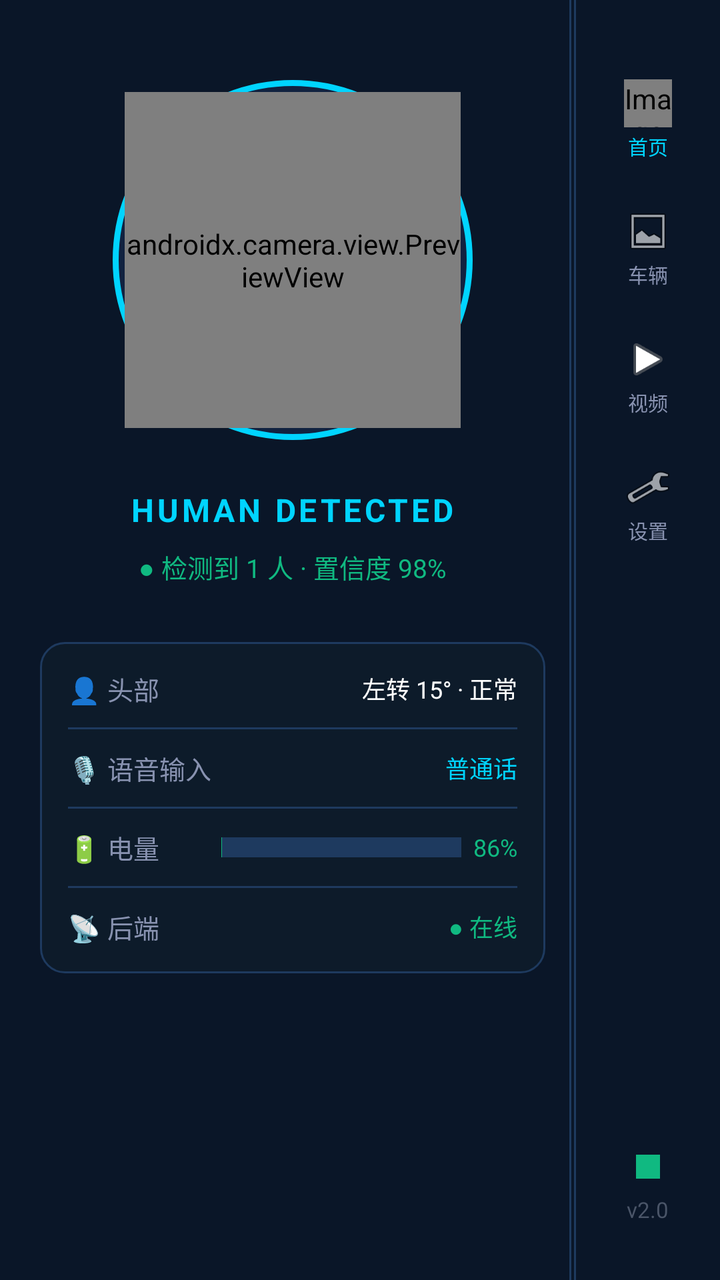
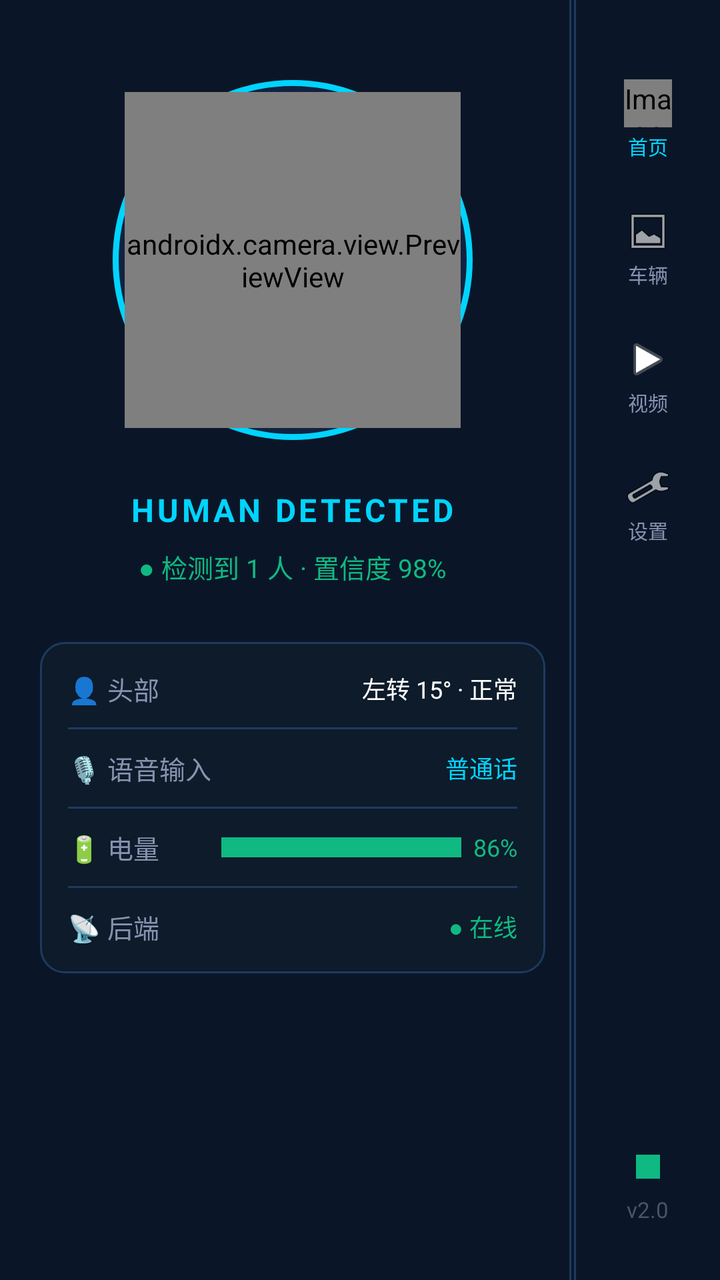

Before-and-after screenshots of an Android layout around one commit, followed by the original layout XML and the change that was made.
<!-- AndroidManifest.xml: application theme Theme.RobotGuide -->
<!-- res/layout/activity_main.xml -->
<?xml version="1.0" encoding="utf-8"?>
<LinearLayout
    xmlns:android="http://schemas.android.com/apk/res/android"
    xmlns:app="http://schemas.android.com/apk/res-auto"
    android:layout_width="match_parent"
    android:layout_height="match_parent"
    android:orientation="horizontal"
    android:background="@color/bg_dark">

    
    <LinearLayout
        android:id="@+id/leftPanel"
        android:layout_width="0dp"
        android:layout_height="match_parent"
        android:layout_weight="280"
        android:orientation="vertical"
        android:gravity="center_horizontal"
        android:paddingTop="40dp"
        android:paddingBottom="32dp"
        android:paddingStart="20dp"
        android:paddingEnd="12dp">

        
        <FrameLayout
            android:id="@+id/cameraPreviewWrap"
            android:layout_width="180dp"
            android:layout_height="180dp"
            android:background="@drawable/bg_detect_circle"
            android:padding="6dp">

            <androidx.camera.view.PreviewView
                android:id="@+id/cameraPreview"
                android:layout_width="match_parent"
                android:layout_height="match_parent"
                android:scaleType="fillCenter" />

            
            <View
                android:id="@+id/detectRing"
                android:layout_width="match_parent"
                android:layout_height="match_parent"
                android:background="@drawable/bg_detect_circle"
                android:alpha="0" />

        </FrameLayout>

        
        <TextView
            android:id="@+id/tvHumanStatus"
            android:layout_width="wrap_content"
            android:layout_height="wrap_content"
            android:layout_marginTop="24dp"
            android:text="HUMAN DETECTED"
            android:textColor="@color/colorPrimary"
            android:textSize="16sp"
            android:textStyle="bold"
            android:letterSpacing="0.1" />

        <TextView
            android:id="@+id/tvDetectDetail"
            android:layout_width="wrap_content"
            android:layout_height="wrap_content"
            android:layout_marginTop="8dp"
            android:text="● 检测到 1 人 · 置信度 98%"
            android:textColor="@color/success"
            android:textSize="13sp" />

        
        <LinearLayout
            android:layout_width="match_parent"
            android:layout_height="wrap_content"
            android:layout_marginTop="28dp"
            android:background="@drawable/bg_status_card"
            android:orientation="vertical"
            android:padding="14dp">

            
            <LinearLayout
                android:layout_width="match_parent"
                android:layout_height="wrap_content"
                android:orientation="horizontal"
                android:gravity="center_vertical">

                <TextView
                    android:layout_width="wrap_content"
                    android:layout_height="wrap_content"
                    android:text="👤 头部"
                    android:textColor="@color/text_secondary"
                    android:textSize="13sp"
                    android:layout_weight="1" />

                <TextView
                    android:id="@+id/tvHeadStatus"
                    android:layout_width="wrap_content"
                    android:layout_height="wrap_content"
                    android:text="左转 15° · 正常"
                    android:textColor="@color/text_primary"
                    android:textSize="12sp" />

            </LinearLayout>

            <View
                android:layout_width="match_parent"
                android:layout_height="1dp"
                android:layout_marginTop="10dp"
                android:layout_marginBottom="10dp"
                android:background="@color/divider" />

            
            <LinearLayout
                android:layout_width="match_parent"
                android:layout_height="wrap_content"
                android:orientation="horizontal"
                android:gravity="center_vertical">

                <TextView
                    android:layout_width="wrap_content"
                    android:layout_height="wrap_content"
                    android:text="🎙️ 语音输入"
                    android:textColor="@color/text_secondary"
                    android:textSize="13sp"
                    android:layout_weight="1" />

                <TextView
                    android:id="@+id/tvVoiceStatus"
                    android:layout_width="wrap_content"
                    android:layout_height="wrap_content"
                    android:text="普通话"
                    android:textColor="@color/colorPrimary"
                    android:textSize="12sp" />

            </LinearLayout>

            <View
                android:layout_width="match_parent"
                android:layout_height="1dp"
                android:layout_marginTop="10dp"
                android:layout_marginBottom="10dp"
                android:background="@color/divider" />

            
            <LinearLayout
                android:layout_width="match_parent"
                android:layout_height="wrap_content"
                android:orientation="horizontal"
                android:gravity="center_vertical">

                <TextView
                    android:layout_width="wrap_content"
                    android:layout_height="wrap_content"
                    android:text="🔋 电量"
                    android:textColor="@color/text_secondary"
                    android:textSize="13sp"
                    android:layout_weight="1" />

                <FrameLayout
                    android:layout_width="120dp"
                    android:layout_height="10dp"
                    android:background="@color/divider">

                    <View
                        android:id="@+id/batteryFill"
                        android:layout_width="86%"
                        android:layout_height="match_parent"
                        android:background="@color/success" />

                </FrameLayout>

                <TextView
                    android:layout_width="wrap_content"
                    android:layout_height="wrap_content"
                    android:layout_marginStart="6dp"
                    android:text="86%"
                    android:textColor="@color/success"
                    android:textSize="12sp" />

            </LinearLayout>

            <View
                android:layout_width="match_parent"
                android:layout_height="1dp"
                android:layout_marginTop="10dp"
                android:layout_marginBottom="10dp"
                android:background="@color/divider" />

            
            <LinearLayout
                android:layout_width="match_parent"
                android:layout_height="wrap_content"
                android:orientation="horizontal"
                android:gravity="center_vertical">

                <TextView
                    android:layout_width="wrap_content"
                    android:layout_height="wrap_content"
                    android:text="📡 后端"
                    android:textColor="@color/text_secondary"
                    android:textSize="13sp"
                    android:layout_weight="1" />

                <TextView
                    android:id="@+id/tvBackendStatus"
                    android:layout_width="wrap_content"
                    android:layout_height="wrap_content"
                    android:text="● 在线"
                    android:textColor="@color/success"
                    android:textSize="12sp" />

            </LinearLayout>

        </LinearLayout>

    </LinearLayout>

    
    <View
        android:layout_width="1dp"
        android:layout_height="match_parent"
        android:background="@color/divider" />

    
    <LinearLayout
        android:id="@+id/centerPanel"
        android:layout_width="0dp"
        android:layout_height="match_parent"
        android:layout_weight="1"
        android:orientation="vertical"
        android:paddingTop="16dp"
        android:paddingBottom="16dp"
        android:paddingStart="24dp"
        android:paddingEnd="16dp">

        
        <LinearLayout
            android:id="@+id/titleBar"
            android:layout_width="match_parent"
            android:layout_height="56dp"
            android:orientation="horizontal"
            android:gravity="center_vertical">

            
            <ImageView
                android:layout_width="44dp"
                android:layout_height="44dp"
                android:background="@drawable/bg_card"
                android:padding="4dp"
                android:contentDescription="机器人头像"
                app:srcCompat="@android:drawable/sym_def_app_icon" />

            
            <LinearLayout
                android:layout_width="wrap_content"
                android:layout_height="wrap_content"
                android:layout_marginStart="12dp"
                android:orientation="vertical">

                <TextView
                    android:id="@+id/tvRobotName"
                    android:layout_width="wrap_content"
                    android:layout_height="wrap_content"
                    android:text="小胖"
                    android:textColor="@color/text_primary"
                    android:textSize="18sp"
                    android:textStyle="bold" />

                <TextView
                    android:id="@+id/tvRobotStatus"
                    android:layout_width="wrap_content"
                    android:layout_height="wrap_content"
                    android:text="展厅讲解机器人 · ONLINE"
                    android:textColor="@color/success"
                    android:textSize="12sp" />

            </LinearLayout>

            
            <com.google.android.material.button.MaterialButton
                android:id="@+id/btnLanguage"
                style="@style/ButtonIcon"
                android:layout_width="wrap_content"
                android:layout_height="40dp"
                android:layout_marginStart="auto"
                android:text="HK 粤语"
                android:textSize="13sp"
                app:cornerRadius="20dp"
                app:backgroundTint="@color/bg_card"
                android:insetTop="0dp"
                android:insetBottom="0dp"
                android:insetLeft="12dp"
                android:insetRight="12dp"
                android:textColor="@color/text_primary" />

            
            <com.google.android.material.button.MaterialButton
                android:id="@+id/btnMenu"
                style="@style/ButtonIcon"
                android:layout_width="40dp"
                android:layout_height="40dp"
                android:layout_marginStart="8dp"
                app:icon="@android:drawable/ic_menu_more"
                app:iconSize="24dp"
                app:iconTint="@color/text_primary"
                android:insetTop="0dp"
                android:insetBottom="0dp"
                android:insetLeft="0dp"
                android:insetRight="0dp" />

        </LinearLayout>

        
        <androidx.recyclerview.widget.RecyclerView
            android:id="@+id/rvChat"
            android:layout_width="match_parent"
            android:layout_height="0dp"
            android:layout_weight="1"
            android:layout_marginTop="12dp"
            android:clipToPadding="false"
            android:paddingTop="4dp"
            android:paddingBottom="4dp"
            app:layoutManager="androidx.recyclerview.widget.LinearLayoutManager"
            app:reverseLayout="false" />

        
        <LinearLayout
            android:id="@+id/quickQuestionArea"
            android:layout_width="match_parent"
            android:layout_height="wrap_content"
            android:layout_marginTop="8dp"
            android:orientation="vertical">

            <TextView
                android:layout_width="wrap_content"
                android:layout_height="wrap_content"
                android:text="● 您可以问我这些问题:"
                android:textColor="@color/text_secondary"
                android:textSize="12sp"
                android:layout_marginBottom="8dp" />

            <androidx.recyclerview.widget.RecyclerView
                android:id="@+id/rvQuickQuestions"
                android:layout_width="match_parent"
                android:layout_height="wrap_content"
                app:layoutManager="androidx.recyclerview.widget.LinearLayoutManager"
                app:orientation="horizontal" />

        </LinearLayout>

        
        <LinearLayout
            android:id="@+id/inputBar"
            android:layout_width="match_parent"
            android:layout_height="wrap_content"
            android:layout_marginTop="12dp"
            android:orientation="horizontal"
            android:gravity="center_vertical">

            
            <com.google.android.material.button.MaterialButton
                android:id="@+id/btnVoice"
                style="@style/ButtonIcon"
                android:layout_width="52dp"
                android:layout_height="52dp"
                app:icon="@android:drawable/ic_btn_speak_now"
                app:iconSize="24dp"
                app:iconTint="@color/text_primary"
                android:backgroundTint="@color/colorPrimary"
                android:insetTop="0dp"
                android:insetBottom="0dp"
                android:insetLeft="0dp"
                android:insetRight="0dp"
                app:cornerRadius="26dp" />

            
            <EditText
                android:id="@+id/etInput"
                android:layout_width="0dp"
                android:layout_height="52dp"
                android:layout_weight="1"
                android:layout_marginStart="12dp"
                android:layout_marginEnd="12dp"
                android:background="@drawable/bg_input_field"
                android:hint="点击麦克风说话，或输入文字..."
                android:textColor="@color/text_primary"
                android:textColorHint="@color/text_hint"
                android:paddingStart="24dp"
                android:paddingEnd="24dp"
                android:singleLine="true"
                android:imeOptions="actionSend"
                android:textSize="15sp"
                android:gravity="center_vertical" />

            
            <com.google.android.material.button.MaterialButton
                android:id="@+id/btnSend"
                style="@style/ButtonIcon"
                android:layout_width="52dp"
                android:layout_height="52dp"
                app:icon="@android:drawable/ic_menu_send"
                app:iconSize="22dp"
                app:iconTint="@color/text_primary"
                android:backgroundTint="@color/colorPrimary"
                android:insetTop="0dp"
                android:insetBottom="0dp"
                android:insetLeft="0dp"
                android:insetRight="0dp"
                app:cornerRadius="26dp" />

        </LinearLayout>

    </LinearLayout>

    
    <View
        android:layout_width="1dp"
        android:layout_height="match_parent"
        android:background="@color/divider" />

    
    <LinearLayout
        android:id="@+id/rightPanel"
        android:layout_width="72dp"
        android:layout_height="match_parent"
        android:orientation="vertical"
        android:gravity="center_horizontal"
        android:paddingTop="24dp"
        android:paddingBottom="16dp">

        
        <LinearLayout
            android:id="@+id/navHome"
            android:layout_width="56dp"
            android:layout_height="56dp"
            android:layout_marginTop="8dp"
            android:layout_marginBottom="4dp"
            android:orientation="vertical"
            android:gravity="center"
            android:background="@drawable/bg_nav_selector"
            android:selected="true">

            <ImageView
                android:layout_width="24dp"
                android:layout_height="24dp"
                app:srcCompat="@android:drawable/sym_def_app_icon"
                android:contentDescription="首页" />

            <TextView
                android:layout_width="wrap_content"
                android:layout_height="wrap_content"
                android:layout_marginTop="2dp"
                android:text="首页"
                android:textColor="@color/nav_active"
                android:textSize="10sp" />

        </LinearLayout>

        
        <LinearLayout
            android:id="@+id/navGallery"
            android:layout_width="56dp"
            android:layout_height="56dp"
            android:layout_marginTop="4dp"
            android:layout_marginBottom="4dp"
            android:orientation="vertical"
            android:gravity="center"
            android:background="@drawable/bg_nav_selector">

            <ImageView
                android:layout_width="24dp"
                android:layout_height="24dp"
                app:srcCompat="@android:drawable/ic_menu_gallery"
                android:contentDescription="车辆展示" />

            <TextView
                android:layout_width="wrap_content"
                android:layout_height="wrap_content"
                android:layout_marginTop="2dp"
                android:text="车辆"
                android:textColor="@color/nav_inactive"
                android:textSize="10sp" />

        </LinearLayout>

        
        <LinearLayout
            android:id="@+id/navVideo"
            android:layout_width="56dp"
            android:layout_height="56dp"
            android:layout_marginTop="4dp"
            android:layout_marginBottom="4dp"
            android:orientation="vertical"
            android:gravity="center"
            android:background="@drawable/bg_nav_selector">

            <ImageView
                android:layout_width="24dp"
                android:layout_height="24dp"
                app:srcCompat="@android:drawable/ic_media_play"
                android:contentDescription="车辆视频" />

            <TextView
                android:layout_width="wrap_content"
                android:layout_height="wrap_content"
                android:layout_marginTop="2dp"
                android:text="视频"
                android:textColor="@color/nav_inactive"
                android:textSize="10sp" />

        </LinearLayout>

        
        <LinearLayout
            android:id="@+id/navSettings"
            android:layout_width="56dp"
            android:layout_height="56dp"
            android:layout_marginTop="4dp"
            android:layout_marginBottom="4dp"
            android:orientation="vertical"
            android:gravity="center"
            android:background="@drawable/bg_nav_selector">

            <ImageView
                android:layout_width="24dp"
                android:layout_height="24dp"
                app:srcCompat="@android:drawable/ic_menu_manage"
                android:contentDescription="设置" />

            <TextView
                android:layout_width="wrap_content"
                android:layout_height="wrap_content"
                android:layout_marginTop="2dp"
                android:text="设置"
                android:textColor="@color/nav_inactive"
                android:textSize="10sp" />

        </LinearLayout>

        
        <View
            android:layout_width="match_parent"
            android:layout_height="0dp"
            android:layout_weight="1" />

        
        <LinearLayout
            android:layout_width="match_parent"
            android:layout_height="wrap_content"
            android:orientation="vertical"
            android:gravity="center_horizontal"
            android:paddingBottom="12dp">

            <View
                android:id="@+id/navIndicator"
                android:layout_width="12dp"
                android:layout_height="12dp"
                android:background="@color/success" />

            <TextView
                android:layout_width="wrap_content"
                android:layout_height="wrap_content"
                android:layout_marginTop="8dp"
                android:text="v2.0"
                android:textColor="@color/text_hint"
                android:textSize="11sp" />

        </LinearLayout>

    </LinearLayout>

</LinearLayout>
<!-- resources referenced by this layout -->
<resources>
  <color name="bg_card">#112240</color>
  <color name="bg_dark">#0A1628</color>
  <color name="colorPrimary">#00D4FF</color>
  <color name="divider">#1E3A5F</color>
  <color name="nav_active">#00D4FF</color>
  <color name="nav_inactive">#8892B0</color>
  <color name="success">#10B981</color>
  <color name="text_hint">#4A5568</color>
  <color name="text_primary">#FFFFFF</color>
  <color name="text_secondary">#8892B0</color>
  <!-- drawable bg_card (drawable) -->
  <?xml version="1.0" encoding="utf-8"?>
  <shape xmlns:android="http://schemas.android.com/apk/res/android"
      android:shape="rectangle">
      <solid android:color="@color/bg_card" />
      <corners android:radius="12dp" />
  </shape>
  <!-- drawable bg_detect_circle (drawable) -->
  <?xml version="1.0" encoding="utf-8"?>
  <shape xmlns:android="http://schemas.android.com/apk/res/android"
      android:shape="oval">
      <solid android:color="#112240" />
      <stroke
          android:width="3dp"
          android:color="@color/colorPrimary" />
  </shape>
  <!-- drawable bg_input_field (drawable) -->
  <?xml version="1.0" encoding="utf-8"?>
  <shape xmlns:android="http://schemas.android.com/apk/res/android"
      android:shape="rectangle">
      <solid android:color="@color/bg_input" />
      <corners android:radius="28dp" />
      <stroke
          android:width="1dp"
          android:color="#1E3A5F" />
  </shape>
  <!-- drawable bg_nav_selector (drawable) -->
  <?xml version="1.0" encoding="utf-8"?>
  <selector xmlns:android="http://schemas.android.com/apk/res/android">
      <item android:state_selected="true" android:drawable="@drawable/bg_nav_item" />
      <item android:drawable="@android:color/transparent" />
  </selector>
  <!-- drawable bg_status_card (drawable) -->
  <?xml version="1.0" encoding="utf-8"?>
  <shape xmlns:android="http://schemas.android.com/apk/res/android"
      android:shape="rectangle">
      <solid android:color="#0D1B2A" />
      <corners android:radius="12dp" />
      <stroke
          android:width="1dp"
          android:color="#1E3A5F" />
  </shape>
  <style name="ButtonIcon" parent="Widget.MaterialComponents.Button.TextButton">
          <item name="iconTint">@color/text_primary</item>
          <item name="cornerRadius">24dp</item>
      </style>
  <style name="Theme.RobotGuide" parent="Theme.MaterialComponents.DayNight.NoActionBar">
          <item name="colorPrimary">@color/colorPrimary</item>
          <item name="colorPrimaryDark">@color/colorPrimaryDark</item>
          <item name="colorAccent">@color/colorAccent</item>
          <item name="android:windowBackground">@color/bg_dark</item>
          <item name="android:statusBarColor">@color/bg_dark</item>
          <item name="android:navigationBarColor">@color/bg_dark</item>
          <item name="android:windowLightStatusBar">false</item>
          <item name="android:windowLightNavigationBar">false</item>
          <item name="android:windowNoTitle">true</item>
          <item name="android:windowActionBar">false</item>
          <item name="android:windowFullscreen">true</item>
          <item name="android:windowContentOverlay">@null</item>
      </style>
  <color name="bg_input">#0D1B2A</color>
  <!-- drawable bg_nav_item (drawable) -->
  <?xml version="1.0" encoding="utf-8"?>
  <shape xmlns:android="http://schemas.android.com/apk/res/android"
      android:shape="rectangle">
      <solid android:color="#1E3A5F" />
      <corners android:radius="20dp" />
      <stroke
          android:width="1dp"
          android:color="@color/colorPrimary" />
  </shape>
  <color name="colorPrimaryDark">#0099CC</color>
  <color name="colorAccent">#00D4FF</color>
</resources>

<!-- the commit's change to res/layout/activity_main.xml (unified diff, before → after) -->
@@ -32,7 +32,7 @@
                 android:id="@+id/cameraPreview"
                 android:layout_width="match_parent"
                 android:layout_height="match_parent"
-                android:scaleType="fillCenter" />
+                android:scaleType="fitCenter" />
 
             
             <View
@@ -153,18 +153,20 @@
                     android:textSize="13sp"
                     android:layout_weight="1" />
 
-                <FrameLayout
+                <LinearLayout
                     android:layout_width="120dp"
                     android:layout_height="10dp"
-                    android:background="@color/divider">
+                    android:background="@color/divider"
+                    android:orientation="horizontal">
 
                     <View
                         android:id="@+id/batteryFill"
-                        android:layout_width="86%"
+                        android:layout_width="0dp"
+                        android:layout_weight="86"
                         android:layout_height="match_parent"
                         android:background="@color/success" />
 
-                </FrameLayout>
+                </LinearLayout>
 
                 <TextView
                     android:layout_width="wrap_content"
@@ -249,7 +251,8 @@
 
             
             <LinearLayout
-                android:layout_width="wrap_content"
+                android:layout_width="0dp"
+                android:layout_weight="1"
                 android:layout_height="wrap_content"
                 android:layout_marginStart="12dp"
                 android:orientation="vertical">
@@ -279,7 +282,7 @@
                 style="@style/ButtonIcon"
                 android:layout_width="wrap_content"
                 android:layout_height="40dp"
-                android:layout_marginStart="auto"
+                android:layout_marginStart="12dp"
                 android:text="HK 粤语"
                 android:textSize="13sp"
                 app:cornerRadius="20dp"
@@ -340,8 +343,7 @@
                 android:id="@+id/rvQuickQuestions"
                 android:layout_width="match_parent"
                 android:layout_height="wrap_content"
-                app:layoutManager="androidx.recyclerview.widget.LinearLayoutManager"
-                app:orientation="horizontal" />
+                app:layoutManager="androidx.recyclerview.widget.LinearLayoutManager" />
 
         </LinearLayout>
 
@@ -434,8 +436,7 @@
             android:layout_marginBottom="4dp"
             android:orientation="vertical"
             android:gravity="center"
-            android:background="@drawable/bg_nav_selector"
-            android:selected="true">
+            android:background="@drawable/bg_nav_selector">
 
             <ImageView
                 android:layout_width="24dp"
